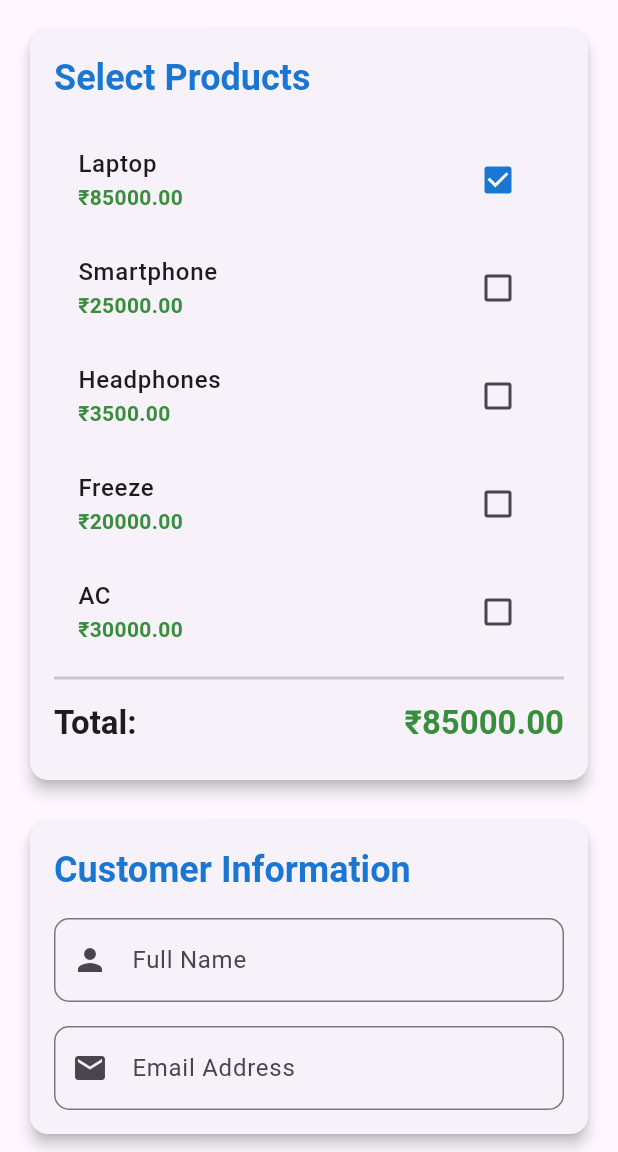
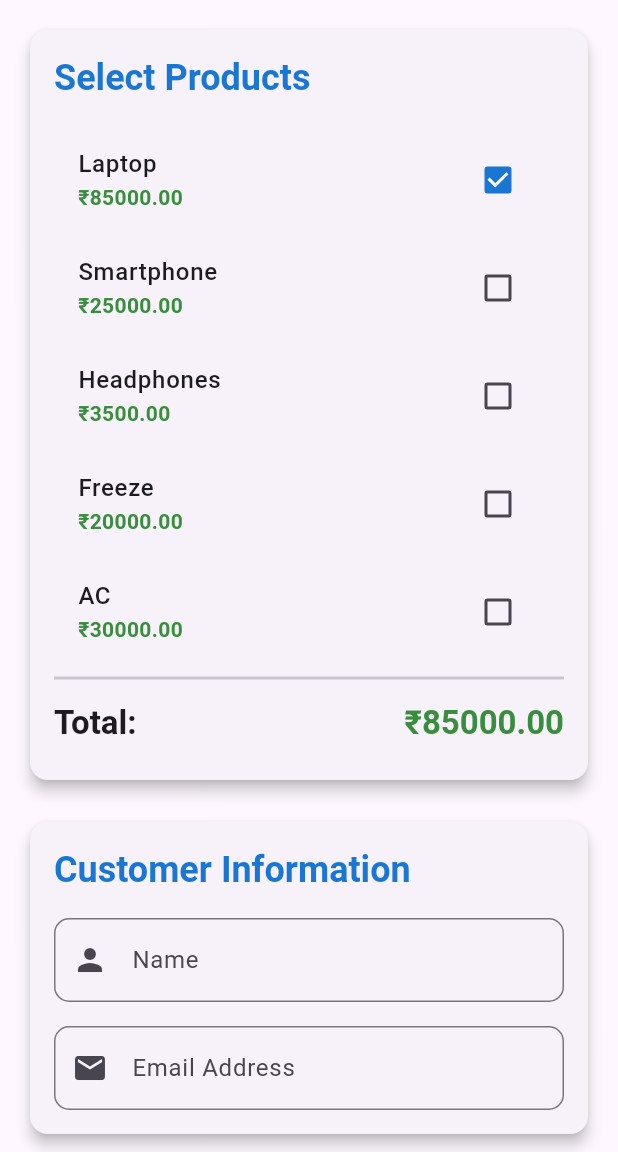
Before and after one commit to kanhaiya3152/invoice_gen, a Flutter app: the screen it shows after launch, after a tap on "Laptop", on a phone screen of 412 x 824 dp, the part 84-1236 px from its top. Run offline on Flutter 3.47's test engine with Material 3 defaults, Android fonts, the phone set to English and light mode, and no system bars; our stand-ins replace pdf, permission_handler, share_plus; missing offline and left inert: syncfusion_flutter_pdfviewer.

Commit message:
final commit

```diff
--- a/lib/screens/select_product.dart
+++ b/lib/screens/select_product.dart
@@ -192,8 +192,8 @@ class _SelectProductState extends State<SelectProduct> {
                       TextFormField(
                         controller: _nameController,
                         decoration: InputDecoration(
-                          labelText: 'Full Name',
-                          hintText: 'Enter your full name',
+                          labelText: 'Name',
+                          hintText: 'Enter your name',
                           prefixIcon: const Icon(Icons.person),
                           border: OutlineInputBorder(
                             borderRadius: BorderRadius.circular(10),
--- a/lib/services/service.dart
+++ b/lib/services/service.dart
@@ -168,7 +168,7 @@ class PDFService {
                 width: double.infinity,
                 padding: const pw.EdgeInsets.all(10),
                 child: pw.Text(
-                  'Thank you for your business!',
+                  'Thank you!',
                   style: const pw.TextStyle(fontSize: 12),
                   textAlign: pw.TextAlign.center,
                 ),
```
Also changed, not shown: lib/screens/pdf_preview.dart (+5 -3 lines).
